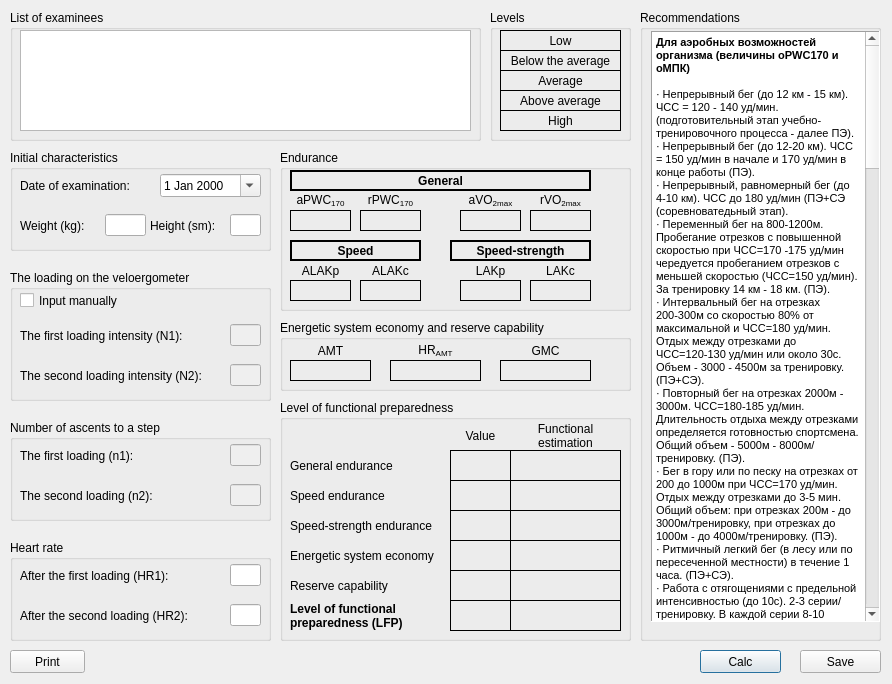
Before: the Qt Designer form shvsm/shvsmcreatedialog.ui in SeregaGomen/shvsm, drawn with Qt 5.
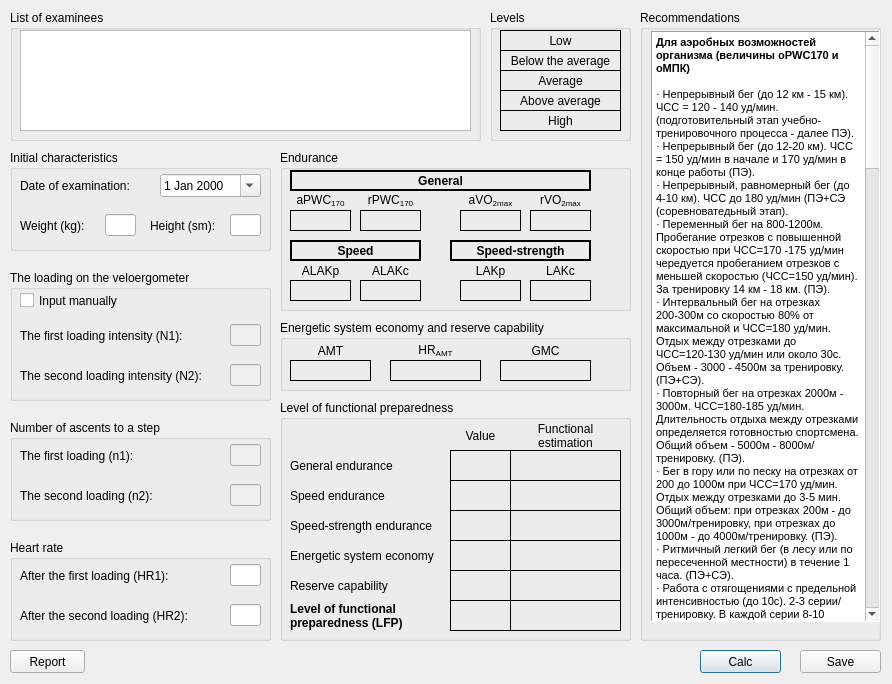
After: the same form once the commit is applied.

The edit to the form file:
```diff
--- a/shvsm/shvsmcreatedialog.ui
+++ b/shvsm/shvsmcreatedialog.ui
@@ -127,7 +127,7 @@
      <rect>
       <x>95</x>
       <y>60</y>
-      <width>41</width>
+      <width>31</width>
       <height>31</height>
      </rect>
     </property>
@@ -1877,7 +1877,7 @@
     </rect>
    </property>
    <property name="text">
-    <string>Print</string>
+    <string>Report</string>
    </property>
   </widget>
  </widget>
```
